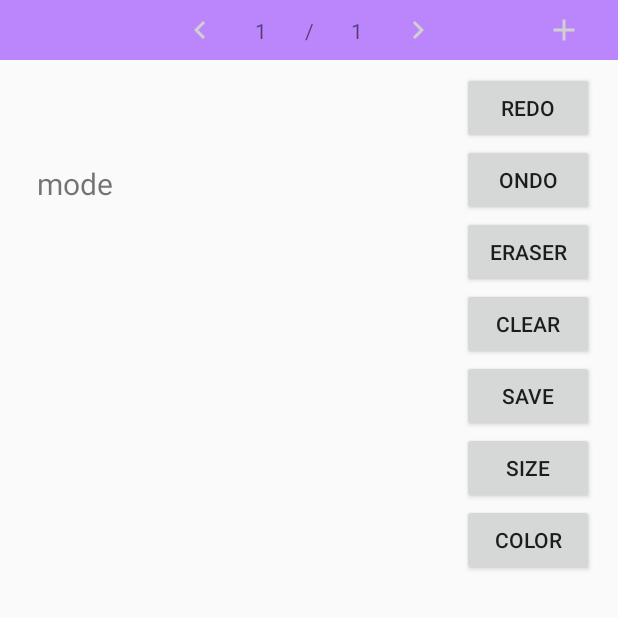
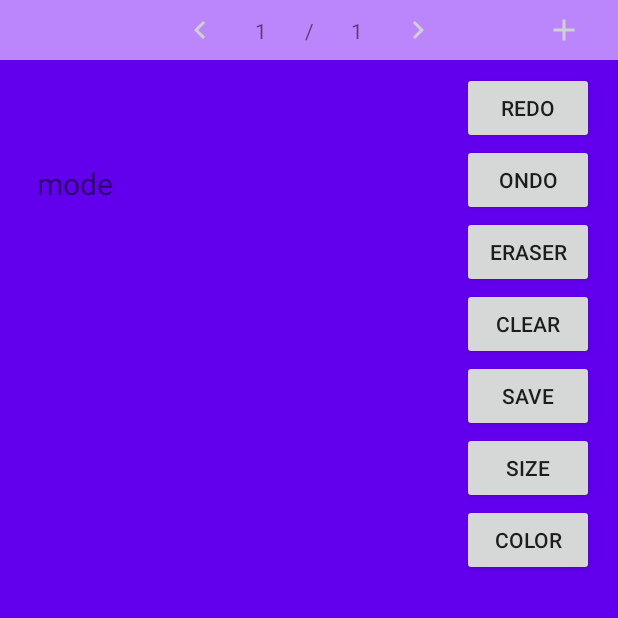
Before and after one commit to Mengwangchao/whiteBoard, an Android app: the BoardActivity screen opened directly, with no data from a screen before it, on a phone screen of 412 x 824 dp, the top half of it. Run offline under Robolectric (Android 15) with nearby library versions, the phone set to English and light mode, and no system bars; libraries missing offline, so code that uses them is left out: org.eclipse.paho; 11 statements that could not run were skipped.

Commit message:
modifiy files

```diff
--- a/app/src/main/java/com/example/writeboard/utils/MqttClient.java
+++ b/app/src/main/java/com/example/writeboard/utils/MqttClient.java
@@ -35,7 +35,9 @@ public class MqttClient {
         this.userId = userId;
     }
 
-    private static String serverURI="ws://broker.emqx.io:8083/mqtt";
+//    private static String serverURI="ws://broker.emqx.io:8083/mqtt";
+    private static String serverURI="ws://39.105.149.69:8083";
+
     private String username;
     private String password;
     private int qos = 2;
@@ -96,8 +98,8 @@ if(!userId.equals(c)){
             }
         });
         mqttConnectOptions = new MqttConnectOptions();
-        mqttConnectOptions.setUserName("xiaohao");
-        mqttConnectOptions.setPassword("xiaohao".toCharArray());
+        mqttConnectOptions.setUserName("emqx_user");
+        mqttConnectOptions.setPassword("emqx_password".toCharArray());
         try {
             mqttAndroidClient.connect(mqttConnectOptions, null, new IMqttActionListener() {
                 @Override
--- a/app/src/main/res/layout/activity_board.xml
+++ b/app/src/main/res/layout/activity_board.xml
@@ -87,10 +87,13 @@
         android:id="@+id/boardpage"
         android:layout_width="match_parent"
         android:layout_height="0dp"
+        android:background="@color/purple_500"
         app:layout_constraintBottom_toBottomOf="parent"
         app:layout_constraintEnd_toEndOf="parent"
+        app:layout_constraintHorizontal_bias="0.0"
         app:layout_constraintStart_toStartOf="parent"
-        app:layout_constraintTop_toBottomOf="@+id/linearLayout" />
+        app:layout_constraintTop_toBottomOf="@+id/linearLayout"
+        app:layout_constraintVertical_bias="1.0" />
 
     <TextView
         android:id="@+id/moshi"
```
Also changed, not shown: app/src/main/java/com/example/writeboard/view/PaletteView.java (+23 -5 lines).
